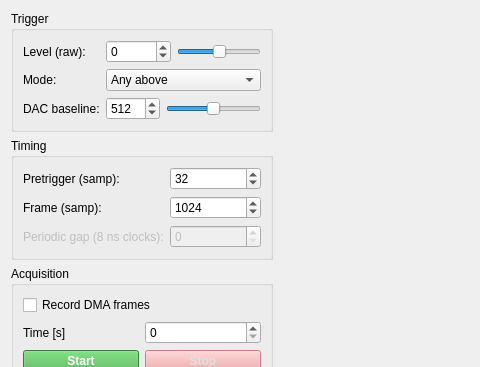
nucliflare/nlab-digitizer-community, file forms/scope_view.ui: the form before one commit; both pictures show x 0 to 480 and y 0 to 367 of the 900 by 623 pixel window.
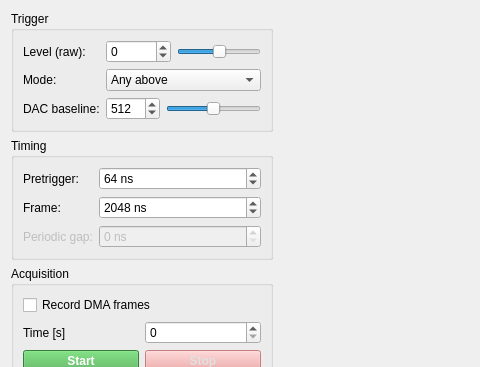
The form after the commit. Custom widgets are drawn as their Qt base class.

Patch:
```diff
--- a/forms/scope_view.ui
+++ b/forms/scope_view.ui
@@ -150,7 +150,7 @@
         <item row="0" column="0">
          <widget class="QLabel" name="labelPretrigger">
           <property name="text">
-           <string>Pretrigger (samp):</string>
+           <string>Pretrigger:</string>
           </property>
          </widget>
         </item>
@@ -160,36 +160,42 @@
            <number>0</number>
           </property>
           <property name="maximum">
-           <number>1020</number>
+           <number>2040</number>
           </property>
           <property name="singleStep">
            <number>4</number>
           </property>
           <property name="value">
-           <number>32</number>
+           <number>64</number>
+          </property>
+          <property name="suffix">
+           <string> ns</string>
           </property>
          </widget>
         </item>
         <item row="1" column="0">
          <widget class="QLabel" name="labelFrameSamples">
           <property name="text">
-           <string>Frame (samp):</string>
+           <string>Frame:</string>
           </property>
          </widget>
         </item>
         <item row="1" column="1">
          <widget class="QSpinBox" name="spinFrameSamples">
           <property name="minimum">
-           <number>4</number>
+           <number>8</number>
           </property>
           <property name="maximum">
-           <number>8188</number>
+           <number>16376</number>
           </property>
           <property name="singleStep">
            <number>4</number>
           </property>
           <property name="value">
-           <number>1024</number>
+           <number>2048</number>
+          </property>
+          <property name="suffix">
+           <string> ns</string>
           </property>
          </widget>
         </item>
@@ -202,7 +208,7 @@
            <string>Gap after each frame. The complete periodic interval is (gap + frame samples / 4) × 8 ns.</string>
           </property>
           <property name="text">
-           <string>Periodic gap (8 ns clocks):</string>
+           <string>Periodic gap:</string>
           </property>
          </widget>
         </item>
@@ -218,7 +224,7 @@
            <number>0</number>
           </property>
           <property name="maximum">
-           <number>65535</number>
+           <number>524280</number>
           </property>
           <property name="singleStep">
            <number>1</number>
@@ -226,6 +232,9 @@
           <property name="value">
            <number>0</number>
           </property>
+          <property name="suffix">
+           <string> ns</string>
+          </property>
          </widget>
         </item>
        </layout>
```
Left out of the diff: 10 changed lines with no effect on the pictures.
